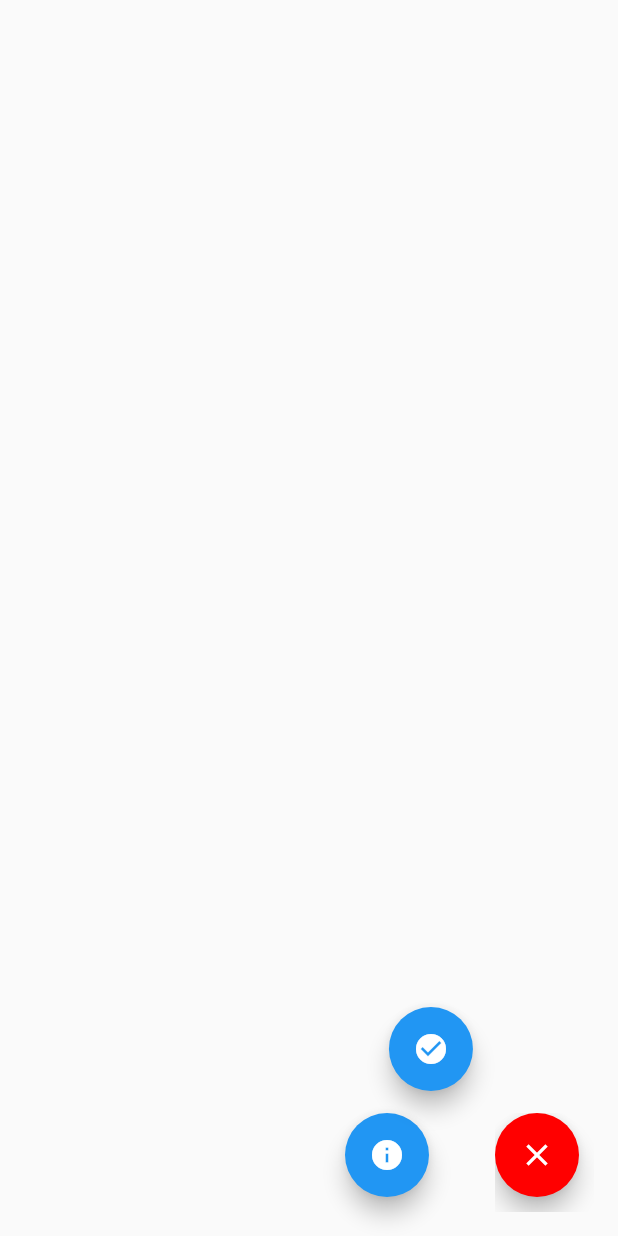
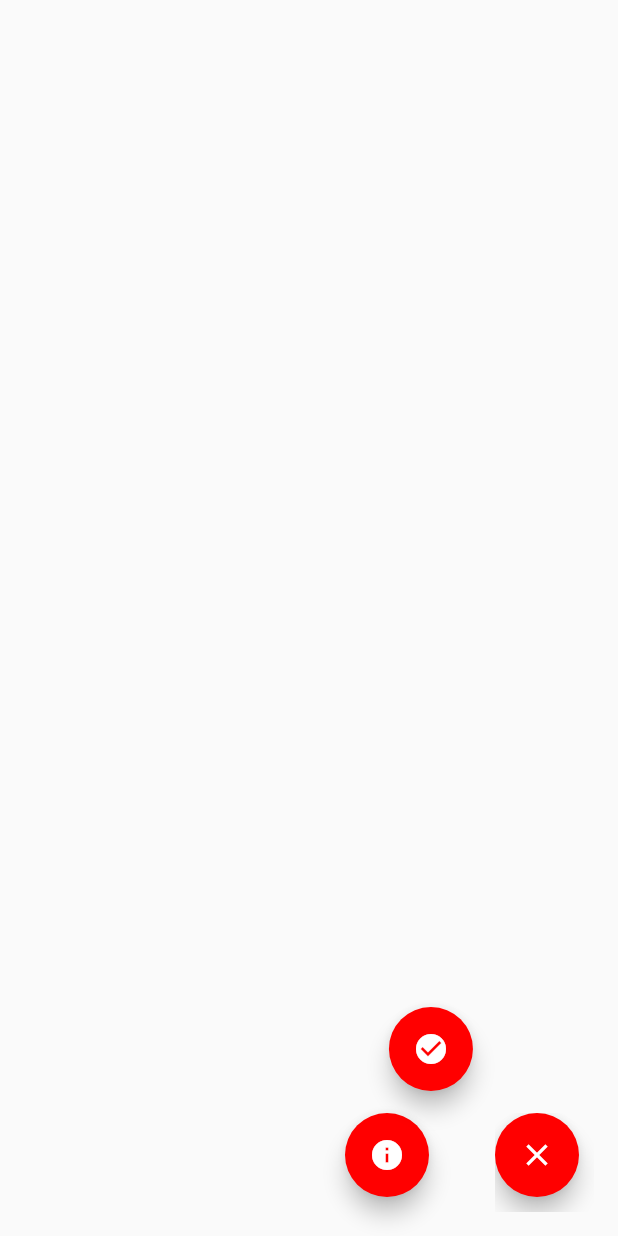
Before and after one commit to Bahaaib/BizztApp, a Flutter app: the screen it shows after launch, after a tap on the "info" icon, on a phone screen of 412 x 824 dp. Run offline on Flutter 3.47's test engine with Material 2 defaults, Android fonts, the phone set to English and light mode, and no system bars.

Commit message:
added color to signature

```diff
--- a/lib/shared_widgets/fab_menu.dart
+++ b/lib/shared_widgets/fab_menu.dart
@@ -38,12 +38,19 @@ class FabMenu extends StatefulWidget {
   }
 
   FabMenu addActionFab(IconData icon,
-      {String tooltip, VoidCallback onPressed, bool mini = false}) {
+      {String tooltip,
+      VoidCallback onPressed,
+      bool mini = false,
+      int color = 0xffff0000}) {
     if (_fabList.length > 3) {
       throw FormatException('Expected up to three floatingActionButton');
     }
     _fabList.add(FloatingActionButton(
-        onPressed: onPressed, child: Icon(icon), tooltip: tooltip, mini: mini));
+        backgroundColor: Color(color),
+        onPressed: onPressed,
+        child: Icon(icon),
+        tooltip: tooltip,
+        mini: mini));
     return this;
   }
 
```
